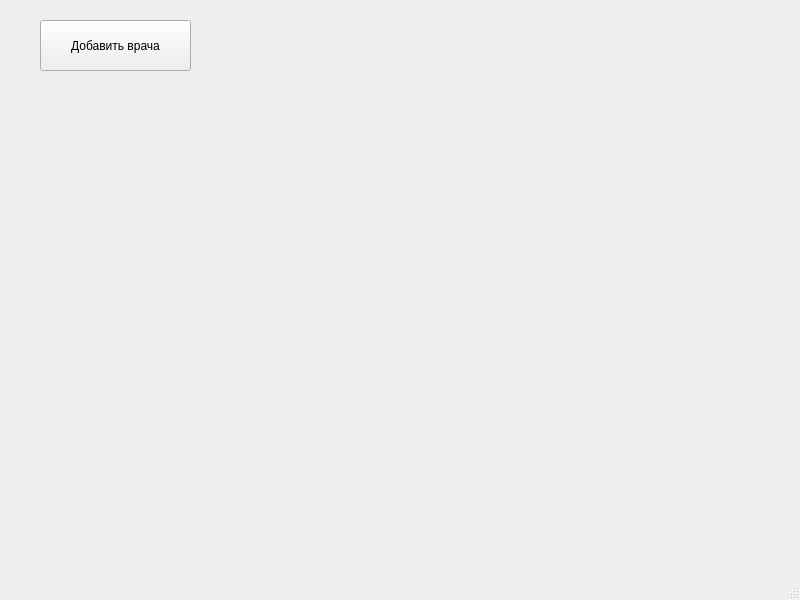
Before: the Qt Designer form interface/ui_files/admin_window.ui in Sergey-ENOT/bsbd_cw, drawn with Qt 5.
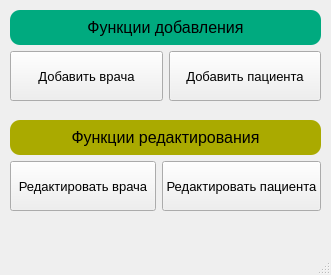
After: the same form once the commit is applied.

Commit message: done admin interface

```diff
--- a/interface/ui_files/admin_window.ui
+++ b/interface/ui_files/admin_window.ui
@@ -6,26 +6,167 @@
    <rect>
     <x>0</x>
     <y>0</y>
-    <width>800</width>
-    <height>600</height>
+    <width>331</width>
+    <height>275</height>
    </rect>
   </property>
   <property name="windowTitle">
    <string>MainWindow</string>
   </property>
   <widget class="QWidget" name="centralwidget">
-   <widget class="QPushButton" name="pushButton">
+   <widget class="QWidget" name="layoutWidget">
     <property name="geometry">
      <rect>
-      <x>40</x>
-      <y>20</y>
-      <width>151</width>
-      <height>51</height>
+      <x>10</x>
+      <y>120</y>
+      <width>311</width>
+      <height>91</height>
      </rect>
     </property>
-    <property name="text">
-     <string>Добавить врача</string>
+    <layout class="QVBoxLayout" name="verticalLayout_2">
+     <item>
+      <widget class="QLabel" name="label_functions_edit">
+       <property name="minimumSize">
+        <size>
+         <width>0</width>
+         <height>35</height>
+        </size>
+       </property>
+       <property name="font">
+        <font>
+         <pointsize>12</pointsize>
+        </font>
+       </property>
+       <property name="styleSheet">
+        <string notr="true">border-radius: 10px;
+background-color: rgb(170, 170, 0);</string>
+       </property>
+       <property name="text">
+        <string>Функции редактирования</string>
+       </property>
+       <property name="alignment">
+        <set>Qt::AlignCenter</set>
+       </property>
+      </widget>
+     </item>
+     <item>
+      <layout class="QHBoxLayout" name="horizontalLayout_2">
+       <item>
+        <widget class="QPushButton" name="pushButton_edit_doctor">
+         <property name="sizePolicy">
+          <sizepolicy hsizetype="Expanding" vsizetype="Expanding">
+           <horstretch>0</horstretch>
+           <verstretch>0</verstretch>
+          </sizepolicy>
+         </property>
+         <property name="font">
+          <font>
+           <pointsize>10</pointsize>
+          </font>
+         </property>
+         <property name="text">
+          <string>Редактировать врача</string>
+         </property>
+        </widget>
+       </item>
+       <item>
+        <widget class="QPushButton" name="pushButton_edit_patient">
+         <property name="sizePolicy">
+          <sizepolicy hsizetype="Expanding" vsizetype="Expanding">
+           <horstretch>0</horstretch>
+           <verstretch>0</verstretch>
+          </sizepolicy>
+         </property>
+         <property name="font">
+          <font>
+           <pointsize>10</pointsize>
+          </font>
+         </property>
+         <property name="text">
+          <string>Редактировать пациента</string>
+         </property>
+        </widget>
+       </item>
+      </layout>
+     </item>
+    </layout>
+   </widget>
+   <widget class="QWidget" name="">
+    <property name="geometry">
+     <rect>
+      <x>10</x>
+      <y>10</y>
+      <width>311</width>
+      <height>91</height>
+     </rect>
     </property>
+    <layout class="QVBoxLayout" name="verticalLayout">
+     <item>
+      <widget class="QLabel" name="label_functions_add">
+       <property name="minimumSize">
+        <size>
+         <width>0</width>
+         <height>35</height>
+        </size>
+       </property>
+       <property name="font">
+        <font>
+         <pointsize>12</pointsize>
+        </font>
+       </property>
+       <property name="styleSheet">
+        <string notr="true">border-radius: 10px;
+background-color: rgb(0, 170, 127);</string>
+       </property>
+       <property name="text">
+        <string>Функции добавления</string>
+       </property>
+       <property name="alignment">
+        <set>Qt::AlignCenter</set>
+       </property>
+      </widget>
+     </item>
+     <item>
+      <layout class="QHBoxLayout" name="horizontalLayout">
+       <item>
+        <widget class="QPushButton" name="pushButton_add_doctor">
+         <property name="sizePolicy">
+          <sizepolicy hsizetype="Expanding" vsizetype="Expanding">
+           <horstretch>0</horstretch>
+           <verstretch>0</verstretch>
+          </sizepolicy>
+         </property>
+         <property name="font">
+          <font>
+           <pointsize>10</pointsize>
+          </font>
+         </property>
+         <property name="text">
+          <string>Добавить врача</string>
+         </property>
+        </widget>
+       </item>
+       <item>
+        <widget class="QPushButton" name="pushButton_add_patient">
+         <property name="sizePolicy">
+          <sizepolicy hsizetype="Expanding" vsizetype="Expanding">
+           <horstretch>0</horstretch>
+           <verstretch>0</verstretch>
+          </sizepolicy>
+         </property>
+         <property name="font">
+          <font>
+           <pointsize>10</pointsize>
+          </font>
+         </property>
+         <property name="text">
+          <string>Добавить пациента</string>
+         </property>
+        </widget>
+       </item>
+      </layout>
+     </item>
+    </layout>
    </widget>
   </widget>
   <widget class="QMenuBar" name="menubar">
```
Left out of the diff: 2 changed lines with no effect on the pictures. The commit also changes 27 other files.
